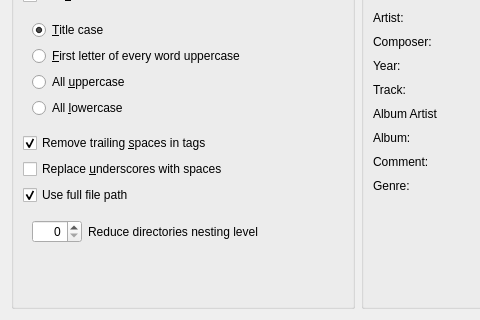
First picture: the form in src/dialogs/FilenameLayoutDialog.ui, repository netrunner-debian-kde-extras/amarok, before the edit; both pictures show x 0 to 480 and y 274 to 594 of the 772 by 594 pixel window.
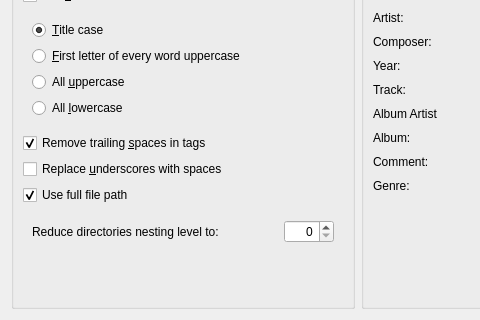
Second picture: the form after the edit. Custom widgets are drawn as their Qt base class.

Diff of the .ui file:
```diff
--- a/src/dialogs/FilenameLayoutDialog.ui
+++ b/src/dialogs/FilenameLayoutDialog.ui
@@ -491,6 +491,13 @@
         <item>
          <widget class="QWidget" name="hlNestingLevel" native="true">
           <layout class="QHBoxLayout" name="horizontalLayout_4">
+           <item>
+            <widget class="QLabel" name="label_14">
+             <property name="text">
+              <string>Reduce directories nesting level to:</string>
+             </property>
+            </widget>
+           </item>
            <item>
             <widget class="QSpinBox" name="sbNestingLevel">
              <property name="sizePolicy">
@@ -510,13 +517,6 @@
              </property>
             </widget>
            </item>
-           <item>
-            <widget class="QLabel" name="label_14">
-             <property name="text">
-              <string>Reduce directories nesting level</string>
-             </property>
-            </widget>
-           </item>
           </layout>
          </widget>
         </item>
```
